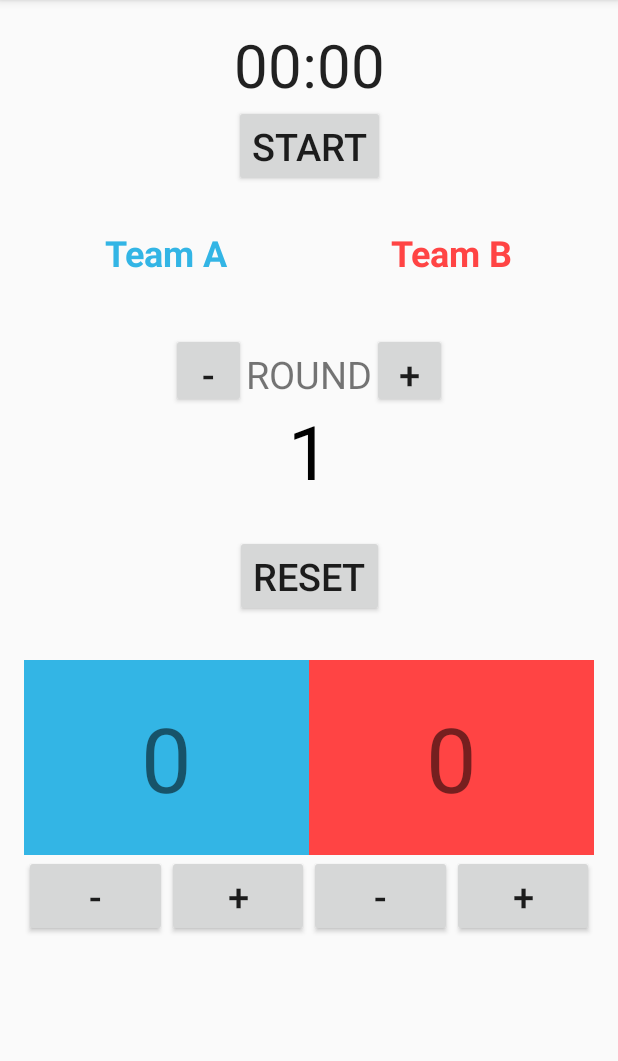
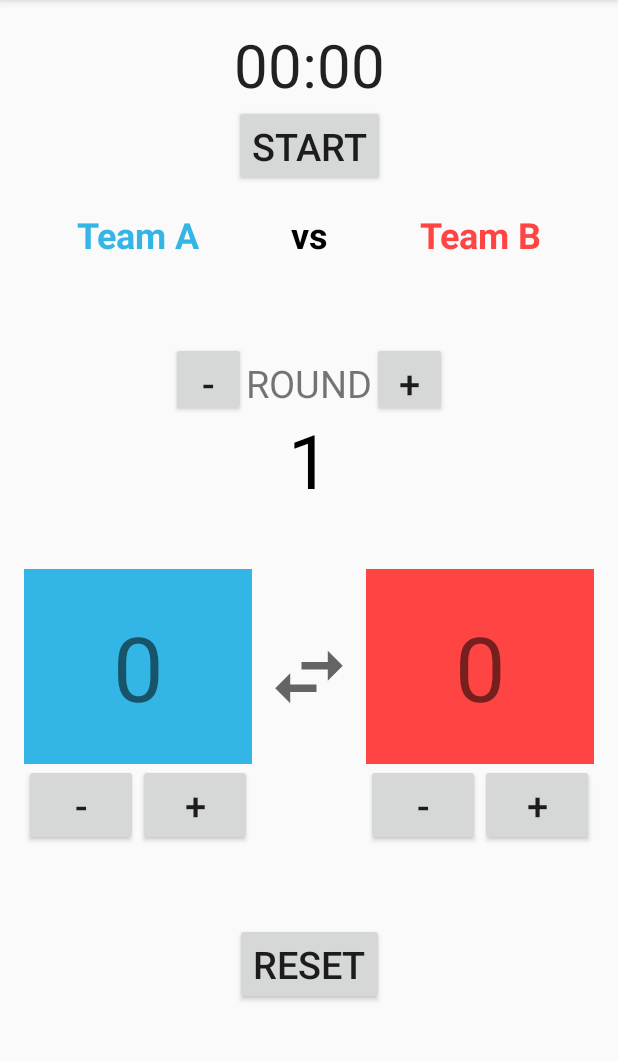
Before and after one commit to lamys12sing/Scoreboard, an Android app: the screen it shows after launch (MainActivity), on a phone screen of 412 x 824 dp, the part 84-1145 px from its top. Run offline under Robolectric (Android 15) with nearby library versions, the phone set to English and light mode, and no system bars.

Commit message:
adjust the layout

```diff
--- /dev/null
+++ b/app/src/main/res/drawable/swap.xml
@@ -0,0 +1,10 @@
+<vector xmlns:android="http://schemas.android.com/apk/res/android"
+    android:width="24dp"
+    android:height="24dp"
+    android:viewportWidth="24"
+    android:viewportHeight="24"
+    android:tint="?attr/colorControlNormal">
+  <path
+      android:fillColor="@android:color/white"
+      android:pathData="M6.99,11L3,15l3.99,4v-3H14v-2H6.99v-3zM21,9l-3.99,-4v3H10v2h7.01v3L21,9z"/>
+</vector>
--- a/app/src/main/res/layout/activity_main.xml
+++ b/app/src/main/res/layout/activity_main.xml
@@ -55,12 +55,31 @@
         android:text="Team A"
         android:textColor="@color/teamA"
         app:layout_constraintBottom_toTopOf="@+id/textView_scoreA"
+        app:layout_constraintEnd_toStartOf="@+id/textView_vs"
+        app:layout_constraintHorizontal_weight="2"
+        app:layout_constraintLeft_toLeftOf="parent"
+        app:layout_constraintRight_toLeftOf="@+id/textView_vs"
+        app:layout_constraintStart_toStartOf="parent"
+        app:layout_constraintTop_toBottomOf="@+id/timer" />
+
+    <TextView
+        android:id="@+id/textView_vs"
+        android:layout_width="0dp"
+        android:layout_height="wrap_content"
+        android:gravity="center"
+        android:text="vs"
+        android:textColor="@android:color/black"
+        android:textSize="24sp"
+        android:textStyle="bold"
+        app:layout_constraintBaseline_toBaselineOf="@id/textView_title_A"
+        app:layout_constraintBottom_toTopOf="@+id/textView_scoreA"
         app:layout_constraintEnd_toStartOf="@+id/textView_title_B"
         app:layout_constraintHorizontal_weight="1"
-        app:layout_constraintLeft_toLeftOf="parent"
+        app:layout_constraintLeft_toRightOf="@id/textView_title_A"
         app:layout_constraintRight_toLeftOf="@+id/textView_title_B"
-        app:layout_constraintStart_toStartOf="parent"
-        app:layout_constraintTop_toBottomOf="@+id/timer" />
+        app:layout_constraintStart_toEndOf="@+id/textView_title_A"
+        app:layout_constraintTop_toBottomOf="@+id/timer"
+        app:layout_constraintVertical_bias="0.2" />
 
     <Button
         android:id="@+id/button_min_round"
@@ -100,7 +119,7 @@
         app:layout_constraintRight_toRightOf="parent"
         app:layout_constraintStart_toStartOf="parent"
         app:layout_constraintTop_toBottomOf="@+id/timer"
-        app:layout_constraintVertical_bias="0.25" />
+        app:layout_constraintVertical_bias="0.26" />
 
     <Button
         android:id="@+id/button_add_round"
@@ -122,10 +141,10 @@
         android:textColor="@color/teamB"
         app:layout_constraintBottom_toTopOf="@+id/textView_scoreB"
         app:layout_constraintEnd_toEndOf="parent"
-        app:layout_constraintHorizontal_weight="1"
-        app:layout_constraintLeft_toRightOf="@+id/textView_title_A"
+        app:layout_constraintHorizontal_weight="2"
+        app:layout_constraintLeft_toRightOf="@+id/textView_vs"
         app:layout_constraintRight_toRightOf="parent"
-        app:layout_constraintStart_toEndOf="@+id/textView_title_A"
+        app:layout_constraintStart_toEndOf="@+id/textView_vs"
         app:layout_constraintTop_toBottomOf="@+id/timer" />
 
     <TextView
@@ -134,12 +153,26 @@
         android:background="@color/teamA"
         android:text="0"
         app:layout_constraintBottom_toBottomOf="parent"
-        app:layout_constraintEnd_toStartOf="@+id/textView_scoreB"
-        app:layout_constraintHorizontal_weight="1"
+        app:layout_constraintEnd_toStartOf="@+id/imageView_swap"
+        app:layout_constraintHorizontal_weight="2"
         app:layout_constraintLeft_toLeftOf="parent"
-        app:layout_constraintRight_toLeftOf="@+id/textView_scoreB"
+        app:layout_constraintRight_toLeftOf="@+id/imageView_swap"
         app:layout_constraintStart_toStartOf="parent"
         app:layout_constraintTop_toTopOf="parent" />
+
+    <ImageView
+        android:id="@+id/imageView_swap"
+        android:layout_width="0dp"
+        android:layout_height="60dp"
+        android:src="@drawable/swap"
+        app:layout_constraintBottom_toBottomOf="parent"
+        app:layout_constraintEnd_toStartOf="@id/textView_scoreB"
+        app:layout_constraintHorizontal_weight="1"
+        app:layout_constraintLeft_toRightOf="@+id/textView_scoreA"
+        app:layout_constraintRight_toLeftOf="@+id/textView_scoreB"
+        app:layout_constraintStart_toEndOf="@+id/textView_scoreA"
+        app:layout_constraintTop_toTopOf="parent"
+        app:layout_constraintVertical_bias="0.6" />
 
     <TextView
         android:id="@+id/textView_scoreB"
@@ -148,10 +181,10 @@
         android:text="0"
         app:layout_constraintBottom_toBottomOf="parent"
         app:layout_constraintEnd_toEndOf="parent"
-        app:layout_constraintHorizontal_weight="1"
-        app:layout_constraintLeft_toRightOf="@id/textView_title_A"
+        app:layout_constraintHorizontal_weight="2"
+        app:layout_constraintLeft_toRightOf="@id/imageView_swap"
         app:layout_constraintRight_toRightOf="parent"
-        app:layout_constraintStart_toEndOf="@+id/textView_scoreA"
+        app:layout_constraintStart_toEndOf="@+id/imageView_swap"
         app:layout_constraintTop_toTopOf="parent" />
 
     <Button
@@ -166,7 +199,8 @@
         app:layout_constraintLeft_toLeftOf="parent"
         app:layout_constraintRight_toRightOf="parent"
         app:layout_constraintStart_toStartOf="parent"
-        app:layout_constraintTop_toTopOf="@+id/timer" />
+        app:layout_constraintTop_toTopOf="@+id/timer"
+        app:layout_constraintVertical_bias="0.88" />
 
     <Button
         android:id="@+id/button_min_score_teamA"
--- a/app/src/main/res/values/styles.xml
+++ b/app/src/main/res/values/styles.xml
@@ -21,7 +21,7 @@
         <item name="android:layout_width">0dp</item>
         <item name="android:layout_height">130dp</item>
         <item name="android:gravity">center</item>
-        <item name="layout_constraintVertical_bias">0.7</item>
+        <item name="layout_constraintVertical_bias">0.6</item>
     </style>
 
 </resources>
```
